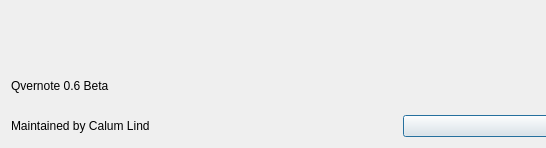
cas--/Qvernote, file QAboutDialog.ui: the form before one commit; both pictures show x 0 to 546 and y 0 to 148 of the 800 by 148 pixel window.
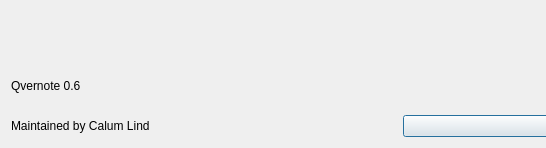
The form after the commit. Icons and pictures are not drawn.

Diff of the .ui file:
```diff
--- a/QAboutDialog.ui
+++ b/QAboutDialog.ui
@@ -33,7 +33,7 @@
    <item row="1" column="0">
     <widget class="QLabel" name="label_2">
      <property name="text">
-      <string>Qvernote 0.6 Beta</string>
+      <string>Qvernote 0.6</string>
      </property>
      <property name="alignment">
       <set>Qt::AlignLeading|Qt::AlignLeft|Qt::AlignVCenter</set>
```
